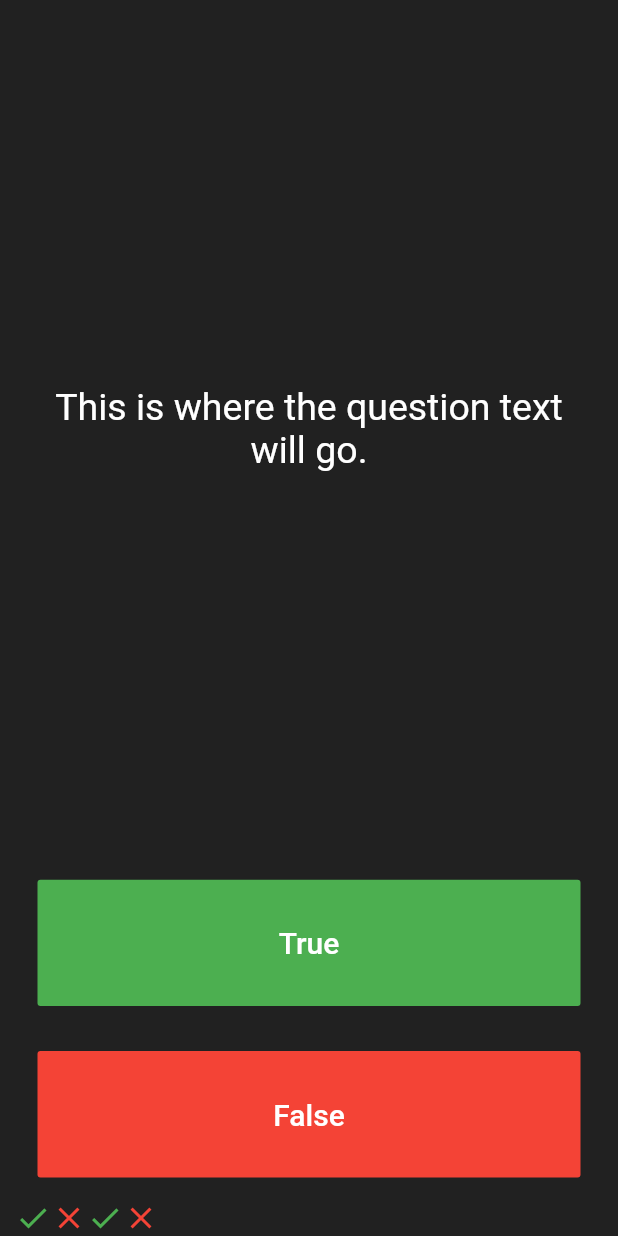
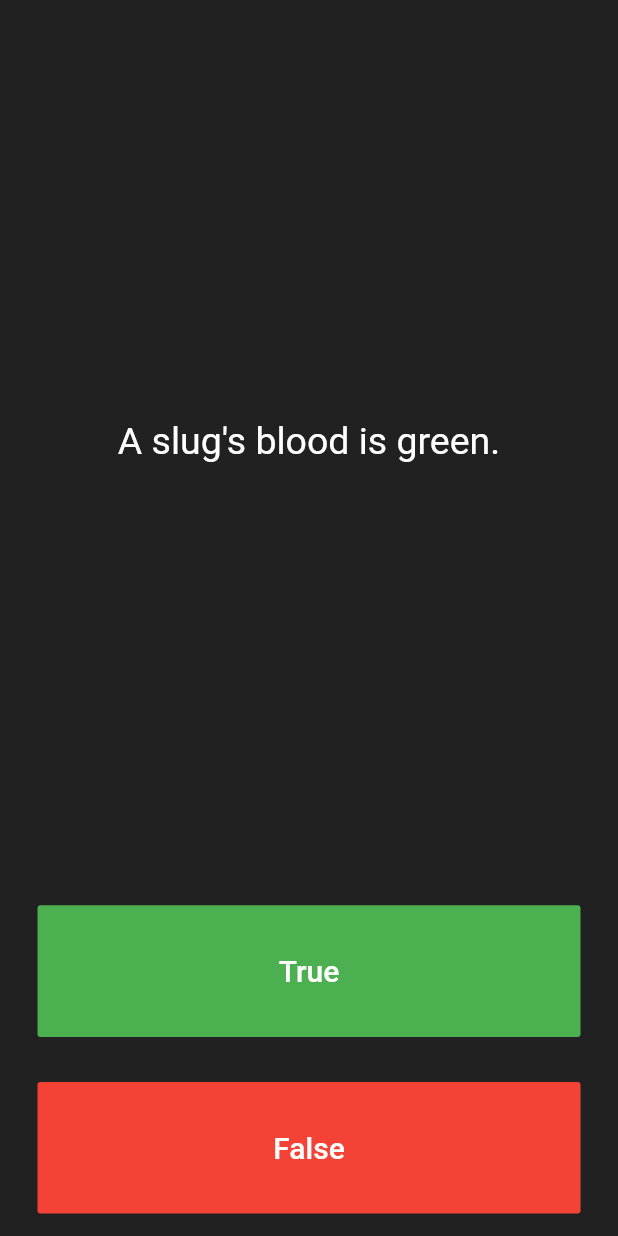
Before and after one commit to Talbekk/quizzler, a Flutter app: the screen it shows after launch, after a tap on "True", after a tap on "False", on a phone screen of 412 x 824 dp. Run offline on Flutter 3.47's test engine with Material 2 defaults, Android fonts, the phone set to English and light mode, and no system bars.

Commit message:
adds questions and question number counter

```diff
--- a/lib/main.dart
+++ b/lib/main.dart
@@ -25,16 +25,14 @@
 }
 
 class _QuizPageState extends State<QuizPage> {
-  List<Widget> scoreKeeper = [
-    Icon(
-      Icons.check,
-      color: Colors.green,
-    ),
-    Icon(
-      Icons.close,
-      color: Colors.red,
-    ),
+  List<Widget> scoreKeeper = [];
+  List<String> questions = [
+    'You can lead a cow down stairs but not up stairs.',
+    'Approximately one quarter of human bones are in the feet.',
+    'A slug\'s blood is green.',
   ];
+
+  int questionNumber = 0;
   @override
   Widget build(BuildContext context) {
     return Column(
@@ -47,7 +45,7 @@
             padding: EdgeInsets.all(10.0),
             child: Center(
               child: Text(
-                'This is where the question text will go.',
+                questions[questionNumber],
                 textAlign: TextAlign.center,
                 style: TextStyle(
                   fontSize: 25.0,
@@ -72,12 +70,7 @@
               ),
               onPressed: () {
                 setState(() {
-                  scoreKeeper.add(
-                    Icon(
-                      Icons.check,
-                      color: Colors.green,
-                    ),
-                  );
+                  questionNumber++;
                 });
               },
             ),
@@ -97,12 +90,7 @@
               ),
               onPressed: () {
                 setState(() {
-                  scoreKeeper.add(
-                    Icon(
-                      Icons.close,
-                      color: Colors.red,
-                    ),
-                  );
+                  questionNumber++;
                 });
               },
             ),
```
